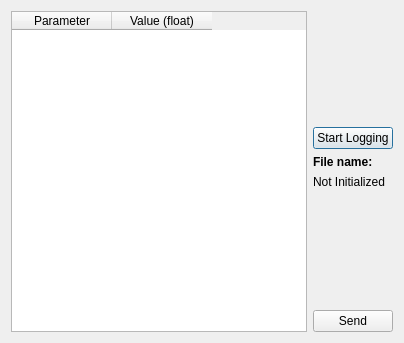
Qt form Software/Remote/FollowerRemote/configure.ui (TalTechRobotiklubi/Follower) before a commit.
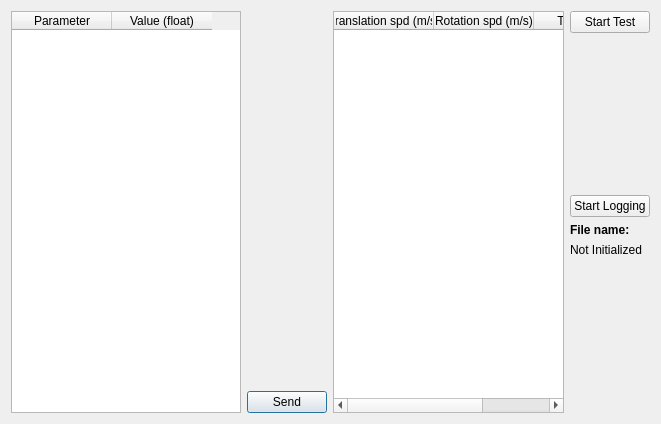
The same form after that commit.

Commit message:
Resolve #8 - Implement Testing Routine Implements a testing routine into the Configure object and window. Along with new UI elements.
Keyboard commands are toggled off if testing is started,
and the configuration UI is made unusable until testing ends.

Testing can be stopped by the user clicking the "STOP TEST!" button.
Test parameters are added to the log file if the file is written for testing.

Logging now writes the current input translation and rotation speeds along with the other 4 bits of data.

The edit to the form file:
```diff
--- a/Software/Remote/FollowerRemote/configure.ui
+++ b/Software/Remote/FollowerRemote/configure.ui
@@ -6,8 +6,8 @@
    <rect>
     <x>0</x>
     <y>0</y>
-    <width>404</width>
-    <height>343</height>
+    <width>661</width>
+    <height>424</height>
    </rect>
   </property>
   <property name="windowTitle">
@@ -28,8 +28,61 @@
      </column>
     </widget>
    </item>
+   <item>
+    <layout class="QVBoxLayout" name="verticalLayout_2">
+     <item>
+      <spacer name="verticalSpacer_3">
+       <property name="orientation">
+        <enum>Qt::Vertical</enum>
+       </property>
+       <property name="sizeHint" stdset="0">
+        <size>
+         <width>20</width>
+         <height>40</height>
+        </size>
+       </property>
+      </spacer>
+     </item>
+     <item>
+      <widget class="QPushButton" name="button_send">
+       <property name="text">
+        <string>Send</string>
+       </property>
+      </widget>
+     </item>
+    </layout>
+   </item>
+   <item>
+    <widget class="QTableWidget" name="tableTest">
+     <column>
+      <property name="text">
+       <string>Translation spd (m/s)</string>
+      </property>
+     </column>
+     <column>
+      <property name="text">
+       <string>Rotation spd (m/s)</string>
+      </property>
+     </column>
+     <column>
+      <property name="text">
+       <string>Time (ms)</string>
+      </property>
+     </column>
+    </widget>
+   </item>
    <item>
     <layout class="QVBoxLayout" name="verticalLayout">
+     <item>
+      <widget class="QPushButton" name="button_test">
+       <property name="text">
+        <string>Start Test</string>
+       </property>
+       <property name="checkable">
+        <bool>true</bool>
+       </property>
+      </widget>
+     </item>
      <item>
       <spacer name="verticalSpacer">
        <property name="orientation">
@@ -86,13 +139,6 @@
        </property>
       </spacer>
      </item>
-     <item>
-      <widget class="QPushButton" name="button_send">
-       <property name="text">
-        <string>Send</string>
-       </property>
-      </widget>
-     </item>
     </layout>
    </item>
   </layout>
```
The commit also changes 4 other files.
